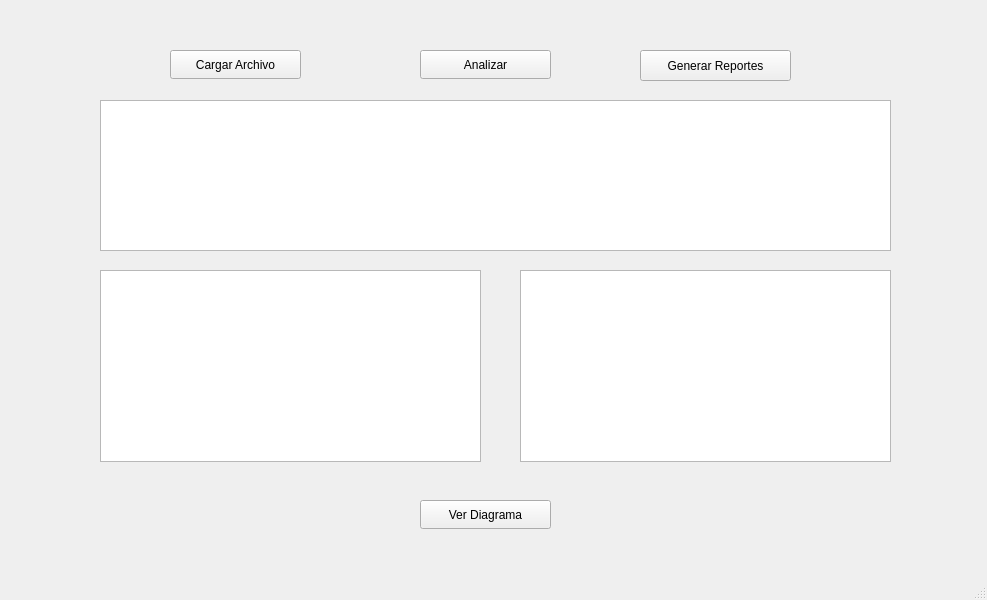
Before: the Qt Designer form proyecto 1/Version_Qt_Final/GUI_proyecto1_LFP/mainwindow.ui in Jonah-fg/LFP_1S2026_202408977, drawn with Qt 5.
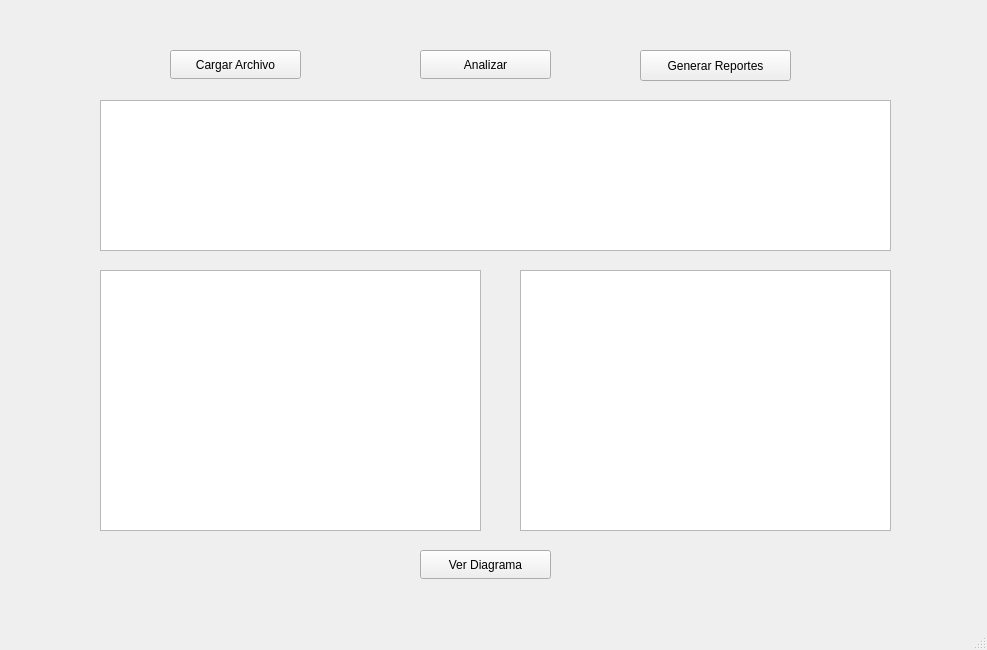
After: the same form once the commit is applied.

```diff
--- a/proyecto 1/Version_Qt_Final/GUI_proyecto1_LFP/mainwindow.ui
+++ b/proyecto 1/Version_Qt_Final/GUI_proyecto1_LFP/mainwindow.ui
@@ -7,7 +7,7 @@
     <x>0</x>
     <y>0</y>
     <width>987</width>
-    <height>600</height>
+    <height>650</height>
    </rect>
   </property>
   <property name="windowTitle">
@@ -69,7 +69,7 @@
       <x>100</x>
       <y>270</y>
       <width>381</width>
-      <height>192</height>
+      <height>261</height>
      </rect>
     </property>
    </widget>
@@ -79,7 +79,7 @@
       <x>520</x>
       <y>270</y>
       <width>371</width>
-      <height>192</height>
+      <height>261</height>
      </rect>
     </property>
    </widget>
@@ -87,7 +87,7 @@
     <property name="geometry">
      <rect>
       <x>420</x>
-      <y>500</y>
+      <y>550</y>
       <width>131</width>
       <height>29</height>
      </rect>
```
